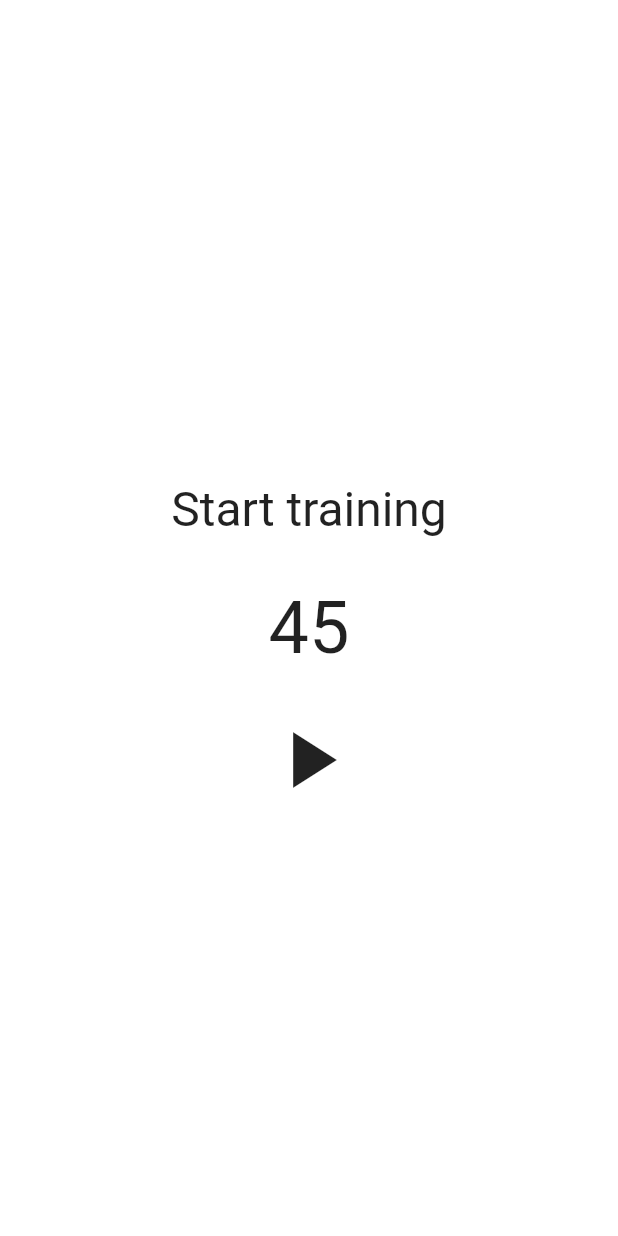
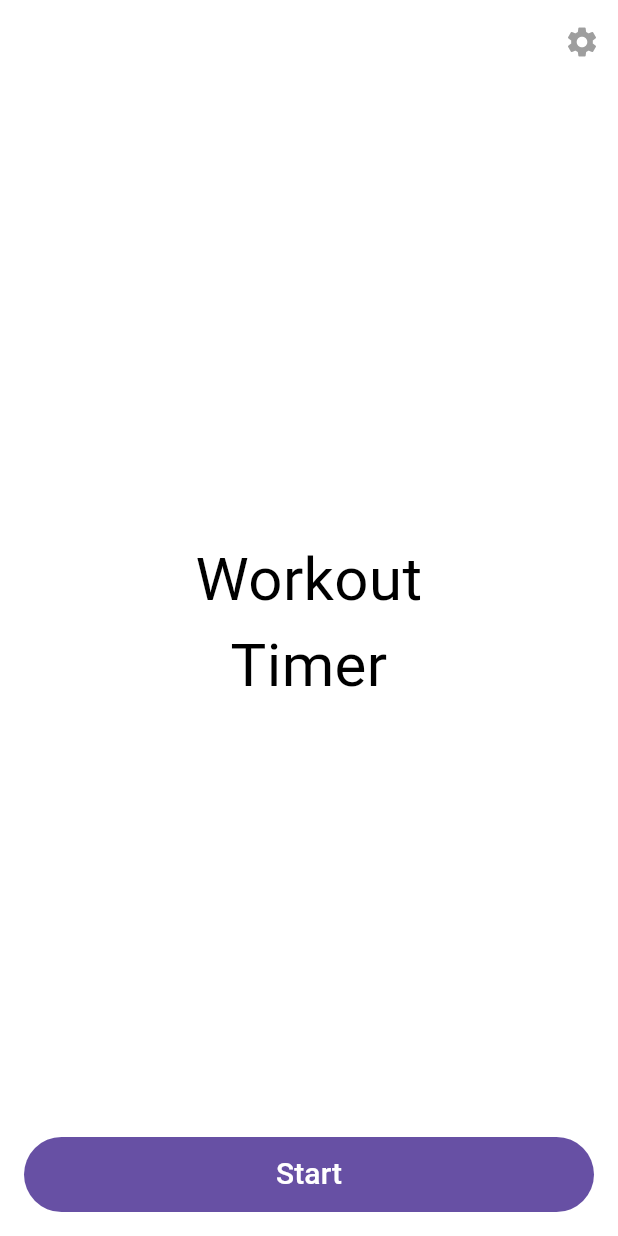
Before and after one commit to pechischev/workout_timer, a Flutter app: the screen it shows after launch, on a phone screen of 412 x 824 dp. Run offline on Flutter 3.47's test engine with Material 2 defaults, Android fonts, the phone set to English and light mode, and no system bars; our stand-ins replace flutter_bloc, freezed_annotation, hydrated_bloc, rxdart; generated files the repository leaves out were written again.

Commit message:
added started screen

```diff
--- a/lib/app.dart
+++ b/lib/app.dart
@@ -1,8 +1,9 @@
 import 'package:flutter/material.dart';
 import 'package:flutter_bloc/flutter_bloc.dart';
+import 'package:my_train_clock/pages/welcome_screen.dart';
 
 import 'state/state.dart';
-import 'pages/training_screen.dart';
+import 'pages/workout_screen.dart';
 
 class App extends StatelessWidget {
   const App({super.key});
@@ -22,9 +23,14 @@ class _App extends StatelessWidget {
     return MaterialApp(
       title: 'Workout Timer',
       theme: ThemeData(
-        primarySwatch: Colors.blue,
+        primaryColor: Colors.blue,
+        useMaterial3: true,
       ),
-      home: const TrainingScreen(),
+      initialRoute: '/',
+      routes: {
+        '/': (context) => const WelcomeScreen(),
+        '/workout': (context) => const WorkoutScreen(),
+      },
     );
   }
 }
--- /dev/null
+++ b/lib/pages/welcome_screen.dart
@@ -0,0 +1,38 @@
+import 'package:flutter/material.dart';
+import 'package:my_train_clock/ui/widgets.dart';
+
+class WelcomeScreen extends StatelessWidget {
+  const WelcomeScreen({super.key});
+
+  @override
+  Widget build(BuildContext context) {
+    return Layout(
+      appbar: CustomNavigationBar(
+        title: '',
+        actions: [
+          IconButton(
+            icon: const Icon(Icons.settings, color: Colors.grey),
+            onPressed: () {},
+          ),
+        ],
+      ),
+      body: Column(
+        mainAxisAlignment: MainAxisAlignment.center,
+        children: [
+          const Expanded(
+            child: Center(
+              child: TextWidget(
+                'Workout\nTimer',
+                size: TextSize.s40,
+                textAlign: TextAlign.center,
+              ),
+            ),
+          ),
+          Button('Start', onPressed: () {
+            Navigator.pushNamed(context, '/workout');
+          }),
+        ],
+      ),
+    );
+  }
+}
--- a/lib/pages/training_screen.dart
+++ b/lib/pages/workout_screen.dart
@@ -3,35 +3,36 @@ import 'package:flutter_bloc/flutter_bloc.dart';
 import 'package:my_train_clock/state/state.dart';
 import 'package:my_train_clock/ui/widgets.dart';
 
-class TrainingScreen extends StatelessWidget {
-  const TrainingScreen({super.key});
+class WorkoutScreen extends StatelessWidget {
+  const WorkoutScreen({super.key});
 
   @override
   Widget build(BuildContext context) {
     return BlocProvider(
       create: (BuildContext context) =>
-          TrainingBloc(context.read<SettingsBloc>().state),
-      child: _TrainingScreenContent(),
+          WorkoutBloc(context.read<SettingsBloc>().state),
+      child: _Content(),
     );
   }
 }
 
-class _TrainingScreenContent extends StatelessWidget {
+class _Content extends StatelessWidget {
   @override
   Widget build(BuildContext context) {
     return Layout(
+      appbar: const CustomNavigationBar(),
       body: Center(
         child: Column(
           children: [
             const SizedBox(height: 20),
-            BlocBuilder<TrainingBloc, TrainingState>(
+            BlocBuilder<WorkoutBloc, WorkoutState>(
               builder: (context, state) {
                 return state.maybeMap(
-                  running: (value) => _TrainingInformationWidget(
+                  running: (value) => _WorkoutInformationWidget(
                     set: value.currentSet,
                     round: value.currentRound,
                   ),
-                  paused: (value) => _TrainingInformationWidget(
+                  paused: (value) => _WorkoutInformationWidget(
                     set: value.currentSet,
                     round: value.currentRound,
                   ),
@@ -43,7 +44,7 @@ class _TrainingScreenContent extends StatelessWidget {
               child: Column(
                 mainAxisAlignment: MainAxisAlignment.center,
                 children: [
-                  BlocBuilder<TrainingBloc, TrainingState>(
+                  BlocBuilder<WorkoutBloc, WorkoutState>(
                     builder: (context, state) {
                       final label = state.maybeMap(
                         running: (value) => value.type.name,
@@ -60,7 +61,7 @@ class _TrainingScreenContent extends StatelessWidget {
                   ),
                   const SizedBox(height: 32),
                   StreamBuilder(
-                    stream: context.read<TrainingBloc>().time,
+                    stream: context.read<WorkoutBloc>().time,
                     builder: (context, snap) {
                       final value = snap.data ?? const Duration();
 
@@ -73,22 +74,22 @@ class _TrainingScreenContent extends StatelessWidget {
                     },
                   ),
                   const SizedBox(height: 20),
-                  BlocBuilder<TrainingBloc, TrainingState>(
+                  BlocBuilder<WorkoutBloc, WorkoutState>(
                     builder: (context, state) {
-                      final bloc = context.read<TrainingBloc>();
+                      final bloc = context.read<WorkoutBloc>();
 
                       return state.maybeMap(
                         running: (_) => _TimerButton(
                           icon: Icons.pause,
-                          onTap: () => bloc.add(const TrainingEvent.pause()),
+                          onTap: () => bloc.add(const WorkoutEvent.pause()),
                         ),
                         paused: (_) => _TimerButton(
                           icon: Icons.play_arrow,
-                          onTap: () => bloc.add(const TrainingEvent.proceed()),
+                          onTap: () => bloc.add(const WorkoutEvent.proceed()),
                         ),
                         orElse: () => _TimerButton(
                           icon: Icons.play_arrow,
-                          onTap: () => bloc.add(const TrainingEvent.start()),
+                          onTap: () => bloc.add(const WorkoutEvent.start()),
                         ),
                       );
                     },
@@ -103,11 +104,11 @@ class _TrainingScreenContent extends StatelessWidget {
   }
 }
 
-class _TrainingInformationWidget extends StatelessWidget {
+class _WorkoutInformationWidget extends StatelessWidget {
   final int set;
   final int round;
 
-  const _TrainingInformationWidget({required this.set, required this.round});
+  const _WorkoutInformationWidget({required this.set, required this.round});
 
   @override
   Widget build(BuildContext context) {
--- a/lib/state/state.dart
+++ b/lib/state/state.dart
@@ -1,2 +1,2 @@
-export 'training/training.dart';
+export 'workout/workout.dart';
 export 'settings/settings.dart';
--- a/lib/state/training/training.dart
+++ /dev/null
@@ -1 +0,0 @@
-export 'training_bloc.dart';
--- /dev/null
+++ b/lib/state/workout/workout.dart
@@ -0,0 +1 @@
+export 'workout_bloc.dart';
--- a/lib/state/training/training_bloc.dart
+++ b/lib/state/workout/workout_bloc.dart
@@ -4,71 +4,71 @@ import 'package:freezed_annotation/freezed_annotation.dart';
 import 'package:my_train_clock/state/state.dart';
 import 'package:my_train_clock/helpers/timer.dart';
 
-part 'training_bloc.freezed.dart';
+part 'workout_bloc.freezed.dart';
 
 @freezed
-class TrainingEvent with _$TrainingEvent {
-  const TrainingEvent._();
+class WorkoutEvent with _$WorkoutEvent {
+  const WorkoutEvent._();
 
   @literal
-  const factory TrainingEvent.start() = _StartEvent;
+  const factory WorkoutEvent.start() = _StartEvent;
 
   @literal
-  const factory TrainingEvent.pause() = _PauseEvent;
+  const factory WorkoutEvent.pause() = _PauseEvent;
 
   @literal
-  const factory TrainingEvent.finish() = _FinishEvent;
+  const factory WorkoutEvent.finish() = _FinishEvent;
 
   @literal
-  const factory TrainingEvent.rest() = _RestEvent;
+  const factory WorkoutEvent.rest() = _RestEvent;
 
   @literal
-  const factory TrainingEvent.work() = _WorkEvent;
+  const factory WorkoutEvent.work() = _WorkEvent;
 
   @literal
-  const factory TrainingEvent.proceed() = _ProceedEvent;
+  const factory WorkoutEvent.proceed() = _ProceedEvent;
 }
 
-enum TrainingType {
+enum WorkoutType {
   resting('Rest'),
   doing('Work');
 
-  const TrainingType(this.name);
+  const WorkoutType(this.name);
 
   final String name;
 }
 
 @freezed
-class TrainingState with _$TrainingState {
-  const TrainingState._();
+class WorkoutState with _$WorkoutState {
+  const WorkoutState._();
 
-  const factory TrainingState.beginning() = _BeginningState;
+  const factory WorkoutState.beginning() = _BeginningState;
 
   @Assert('currentSet > 0')
   @Assert('currentRound > 0')
-  factory TrainingState.running({
+  factory WorkoutState.running({
     required int currentSet,
     required int currentRound,
-    @Default(TrainingType.doing) TrainingType type,
+    @Default(WorkoutType.doing) WorkoutType type,
   }) = _RunningState;
 
   @Assert('currentSet > 0')
   @Assert('currentRound > 0')
-  factory TrainingState.paused({
+  factory WorkoutState.paused({
     required int currentSet,
     required int currentRound,
-    required TrainingType type,
+    required WorkoutType type,
   }) = _PausedState;
 
-  const factory TrainingState.finished() = _FinishedState;
+  const factory WorkoutState.finished() = _FinishedState;
 }
 
-class TrainingBloc extends Bloc<TrainingEvent, TrainingState> {
+class WorkoutBloc extends Bloc<WorkoutEvent, WorkoutState> {
   late final WatchTimer _timer;
 
   final SettingsData settings;
 
-  TrainingBloc(this.settings) : super(const TrainingState.beginning()) {
+  WorkoutBloc(this.settings) : super(const WorkoutState.beginning()) {
     on<_StartEvent>((_, emit) => _start(emit));
     on<_PauseEvent>((_, emit) => _pause(emit));
     on<_ProceedEvent>((_, emit) => _continue(emit));
@@ -86,9 +86,9 @@ class TrainingBloc extends Bloc<TrainingEvent, TrainingState> {
         if (shouldChangeState) {
           state.whenOrNull(
             running: (_, __, type) {
-              final action = type == TrainingType.doing
-                  ? TrainingEvent.rest
-                  : TrainingEvent.work;
+              final action = type == WorkoutType.doing
+                  ? WorkoutEvent.rest
+                  : WorkoutEvent.work;
               add(action());
             },
           );
@@ -99,26 +99,26 @@ class TrainingBloc extends Bloc<TrainingEvent, TrainingState> {
 
   Stream<Duration> get time => _timer.time;
 
-  void _start(Emitter<TrainingState> emitter) {
-    emitter(TrainingState.running(
+  void _start(Emitter<WorkoutState> emitter) {
+    emitter(WorkoutState.running(
       currentSet: 1,
       currentRound: 1,
-      type: TrainingType.doing,
+      type: WorkoutType.doing,
     ));
     _timer.setTime(settings.timeWork);
     _timer.start();
   }
 
-  void _finish(Emitter<TrainingState> emitter) {
-    emitter(const TrainingState.finished());
+  void _finish(Emitter<WorkoutState> emitter) {
+    emitter(const WorkoutState.finished());
     _timer.stop();
     _timer.setTime(settings.timeWork);
   }
 
-  void _pause(Emitter<TrainingState> emitter) {
+  void _pause(Emitter<WorkoutState> emitter) {
     state.maybeWhen(
       running: (currentSet, currentRound, type) {
-        emitter(TrainingState.paused(
+        emitter(WorkoutState.paused(
           currentSet: currentSet,
           currentRound: currentRound,
           type: type,
@@ -129,10 +129,10 @@ class TrainingBloc extends Bloc<TrainingEvent, TrainingState> {
     );
   }
 
-  void _continue(Emitter<TrainingState> emitter) {
+  void _continue(Emitter<WorkoutState> emitter) {
     state.maybeWhen(
       paused: (currentSet, currentRound, type) {
-        emitter(TrainingState.running(
+        emitter(WorkoutState.running(
           currentSet: currentSet,
           currentRound: currentRound,
           type: type,
@@ -143,22 +143,22 @@ class TrainingBloc extends Bloc<TrainingEvent, TrainingState> {
     );
   }
 
-  void _rest(Emitter<TrainingState> emitter) {
+  void _rest(Emitter<WorkoutState> emitter) {
     state.maybeWhen(
       running: (currentSet, currentRound, type) {
         final isLastRound = currentRound == settings.countRounds;
         final isLastSet = currentSet == settings.countSets;
-        final isFinishTraining = isLastRound && isLastSet;
+        final isFinishWorkout = isLastRound && isLastSet;
 
-        if (isFinishTraining) {
-          emitter(const TrainingState.finished());
+        if (isFinishWorkout) {
+          emitter(const WorkoutState.finished());
           return;
         }
 
-        emitter(TrainingState.running(
+        emitter(WorkoutState.running(
           currentSet: currentSet,
           currentRound: currentRound,
-          type: TrainingType.resting,
+          type: WorkoutType.resting,
         ));
 
         _timer.setTime(settings.timeRest);
@@ -168,7 +168,7 @@ class TrainingBloc extends Bloc<TrainingEvent, TrainingState> {
     );
   }
 
-  void _work(Emitter<TrainingState> emitter) {
+  void _work(Emitter<WorkoutState> emitter) {
     state.maybeWhen(
       running: (currentSet, currentRound, type) {
         final isLastSet = currentSet == settings.countSets;
@@ -176,10 +176,10 @@ class TrainingBloc extends Bloc<TrainingEvent, TrainingState> {
         final set = isLastSet ? 1 : ++currentSet;
         final round = isLastSet ? ++currentRound : currentRound;
 
-        emitter(TrainingState.running(
+        emitter(WorkoutState.running(
           currentSet: set,
           currentRound: round,
-          type: TrainingType.doing,
+          type: WorkoutType.doing,
         ));
         _timer.setTime(settings.timeWork);
         _timer.restart();
--- /dev/null
+++ b/lib/ui/components/button.dart
@@ -0,0 +1,29 @@
+import 'package:flutter/material.dart';
+
+class Button extends StatelessWidget {
+  final String title;
+  final VoidCallback onPressed;
+  final bool disabled;
+
+  const Button(
+    this.title, {
+    super.key,
+    required this.onPressed,
+    this.disabled = false,
+  });
+
+  @override
+  Widget build(BuildContext context) {
+    return FilledButton(
+      onPressed: disabled ? null : onPressed,
+      style: ButtonStyle(
+        minimumSize: MaterialStateProperty.resolveWith(
+            (states) => const Size.fromHeight(50)),
+      ),
+      child: Text(
+        title,
+        style: const TextStyle(fontSize: 20),
+      ),
+    );
+  }
+}
--- /dev/null
+++ b/lib/ui/components/navigation_bar.dart
@@ -0,0 +1,39 @@
+import 'package:flutter/material.dart';
+
+class CustomNavigationBar extends StatelessWidget
+    implements PreferredSizeWidget {
+  final String? title;
+  final Widget? leftChild;
+  final List<Widget>? actions;
+
+  const CustomNavigationBar({
+    Key? key,
+    this.title,
+    this.leftChild,
+    this.actions,
+  }) : super(key: key);
+
+  @override
+  Widget build(BuildContext context) {
+    return AppBar(
+      backgroundColor: Colors.white,
+      surfaceTintColor: Colors.white,
+      elevation: 0,
+      title: Text(
+        title ?? '',
+        style: const TextStyle(
+          fontSize: 18,
+          fontWeight: FontWeight.w500,
+        ),
+        textAlign: TextAlign.center,
+        maxLines: 2,
+      ),
+      centerTitle: true,
+      leading: leftChild,
+      actions: actions,
+    );
+  }
+
+  @override
+  Size get preferredSize => const Size.fromHeight(kToolbarHeight);
+}
--- /dev/null
+++ b/lib/ui/components/text.dart
@@ -0,0 +1,80 @@
+import 'package:flutter/material.dart';
+
+enum TextSize {
+  s12,
+  s14,
+  s16,
+  s18,
+  s20,
+  s24,
+  s40,
+}
+
+enum TextWeight {
+  regular,
+  semibold,
+}
+
+class TextWidget extends StatelessWidget {
+  const TextWidget(
+    this.text, {
+    Key? key,
+    this.color,
+    this.lineHeight,
+    this.textAlign,
+    weight,
+    size,
+    ellipsis,
+    this.maxLines,
+  })  : weight = weight ?? TextWeight.regular,
+        size = size ?? TextSize.s16,
+        ellipsis = ellipsis ?? false,
+        super(key: key);
+
+  @override
+  Widget build(BuildContext context) {
+    return Text(
+      text,
+      maxLines: maxLines,
+      softWrap: !ellipsis,
+      overflow: ellipsis ? TextOverflow.ellipsis : null,
+      style: TextStyle(
+        fontWeight: weight.value,
+        fontSize: size.value,
+        color: color ?? Colors.black,
+      ),
+      textAlign: textAlign,
+      strutStyle: StrutStyle(fontSize: size.value, height: lineHeight),
+    );
+  }
+
+  final String text;
+  final TextWeight weight;
+  final TextSize size;
+  final Color? color;
+  final double? lineHeight;
+  final bool ellipsis;
+  final int? maxLines;
+  final TextAlign? textAlign;
+}
+
+extension TextSizeExt on TextSize {
+  double get value {
+    final sizes = {
+      TextSize.s12: 12.0,
+      TextSize.s14: 14.0,
+      TextSize.s18: 18.0,
+      TextSize.s20: 20.0,
+      TextSize.s24: 24.0,
+      TextSize.s40: 40.0,
+    };
+
+    return sizes[this] ?? 16.0;
+  }
+}
+
+extension TextWeightExt on TextWeight {
+  FontWeight get value {
+    return this == TextWeight.semibold ? FontWeight.w600 : FontWeight.w400;
+  }
+}
--- a/lib/ui/widgets.dart
+++ b/lib/ui/widgets.dart
@@ -1,2 +1,5 @@
 export 'components/layout.dart';
 export 'components/bottom_sheet.dart';
+export 'components/navigation_bar.dart';
+export 'components/button.dart';
+export 'components/text.dart';
```
